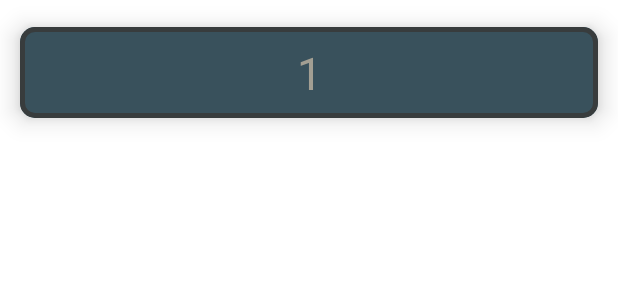
After one commit to DanilaKurdyukov/VendingApp2.0_NavigationComponent_FirestoreCloud, an Android app: the layout vending_coin_item.xml on its own in the app's theme, with its tools: preview values and no code run, on a phone screen of 412 x 824 dp. The commit adds this screen. Shown: the top 300 px of the screen. Run offline under Robolectric (Android 15) with nearby library versions, the phone set to English and light mode, and no system bars.

Commit message:
Made item layout file for coin class

```diff
--- /dev/null
+++ b/app/src/main/res/layout/vending_coin_item.xml
@@ -0,0 +1,32 @@
+<?xml version="1.0" encoding="utf-8"?>
+<com.google.android.material.card.MaterialCardView xmlns:android="http://schemas.android.com/apk/res/android"
+    xmlns:app="http://schemas.android.com/apk/res-auto"
+    android:layout_width="match_parent"
+    android:layout_height="wrap_content"
+    app:cardUseCompatPadding="true"
+    app:cardCornerRadius="10dp"
+    app:cardElevation="10dp"
+    app:strokeColor="@color/black"
+    android:clickable="true"
+    app:strokeWidth="3dp">
+
+   <androidx.constraintlayout.widget.ConstraintLayout
+       android:layout_width="match_parent"
+       android:layout_height="match_parent"
+       android:background="@drawable/item_background">
+
+       <com.google.android.material.textview.MaterialTextView
+           android:id="@+id/text_view_coin_name"
+           android:layout_width="match_parent"
+           android:layout_height="wrap_content"
+           style="@style/TextViewStyle"
+           android:textColor="@color/brown"
+           app:layout_constraintTop_toTopOf="parent"
+           app:layout_constraintBottom_toBottomOf="parent"
+           android:textSize="30dp"
+           android:text="1"
+           android:layout_marginTop="0dp"/>
+
+   </androidx.constraintlayout.widget.ConstraintLayout>
+
+</com.google.android.material.card.MaterialCardView>
--- a/app/src/main/res/layout/vending_machine_drink_item.xml
+++ b/app/src/main/res/layout/vending_machine_drink_item.xml
@@ -16,7 +16,7 @@
         android:layout_height="match_parent"
         android:orientation="vertical"
         android:gravity="center"
-        android:background="@drawable/drink_item_background">
+        android:background="@drawable/item_background">
 
         <ImageView
             android:layout_width="100dp"
--- a/build.gradle
+++ b/build.gradle
@@ -4,8 +4,8 @@ buildscript {
     }
 }
 plugins {
-    id 'com.android.application' version '7.2.1' apply false
-    id 'com.android.library' version '7.2.1' apply false
+    id 'com.android.application' version '7.4.1' apply false
+    id 'com.android.library' version '7.4.1' apply false
 }
 
 task clean(type: Delete) {
```
Also changed, not shown: app/src/main/res/drawable/item_background.xml (renamed from app/src/main/res/drawable/drink_item_background.xml), gradle/wrapper/gradle-wrapper.properties.
